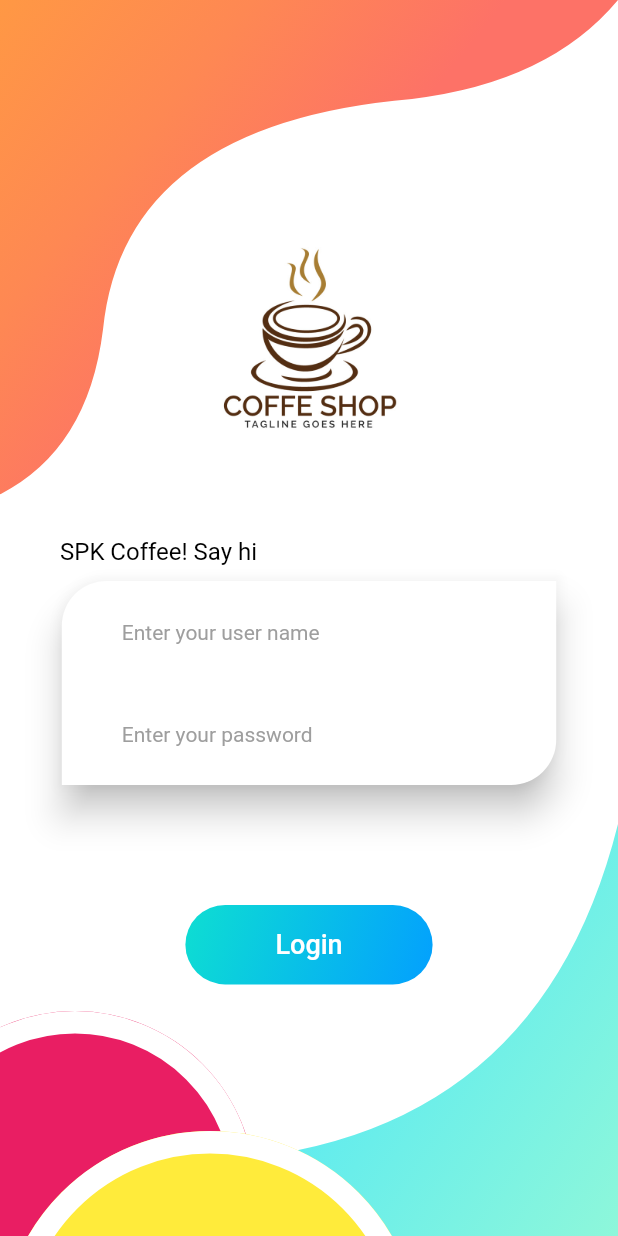
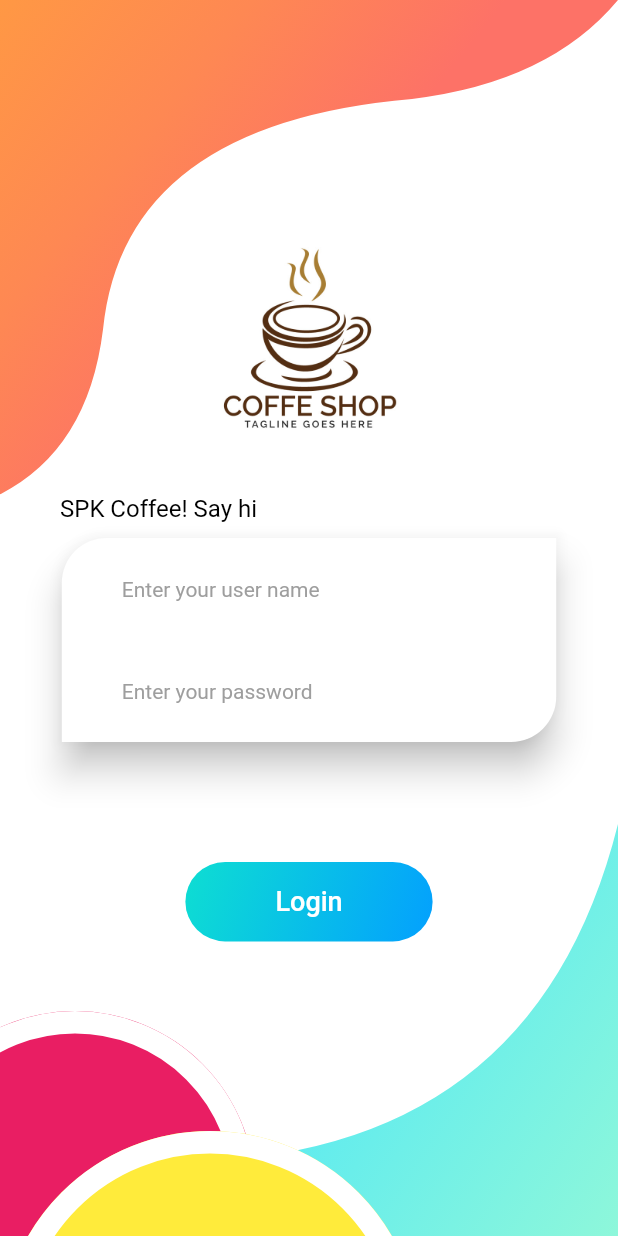
Before and after one commit to minhhieu023/PosAppCoffee, a Flutter app: the LoginScreen screen opened by its route, on a phone screen of 412 x 824 dp. Run offline on Flutter 3.47's test engine with Material 2 defaults, Android fonts, the phone set to English and light mode, and no system bars; our stand-ins replace auto_size_text, bubble_tab_indicator, datetime_picker_formfield, fl_chart, flutter_slidable, flutter_spinkit and 7 more; missing offline and left inert: dart:ffi, floating_action_bubble, fluid_bottom_nav_bar, screen_loader; accounts and stored records are empty; network calls fail.

Commit message:
fix keyboard conflict with widget
fix keyboard conflict with widget
add host

```diff
--- a/SPK_Coffee/lib/Components/LoginScreen/LoginUi.dart
+++ b/SPK_Coffee/lib/Components/LoginScreen/LoginUi.dart
@@ -23,7 +23,7 @@ class _LoginState extends State<Login> {
         children: <Widget>[
           Padding(
             padding:
-                EdgeInsets.only(top: MediaQuery.of(context).size.height / 2.3),
+                EdgeInsets.only(top: MediaQuery.of(context).size.height / 2.5),
           ),
           Column(
             children: <Widget>[
@@ -62,6 +62,7 @@ class _LoginState extends State<Login> {
                   ),
                 ],
               ),
+
               Padding(
                 padding: EdgeInsets.only(bottom: 50),
               ),
--- a/SPK_Coffee/lib/Services/Services.dart
+++ b/SPK_Coffee/lib/Services/Services.dart
@@ -18,7 +18,7 @@ import 'package:http/http.dart' as http;
 class ServiceManager {
   //final _href = 'http://hieuvm.xyz:8000';
 
-  final _href = 'http://192.168.1.106:8000';
+  final _href = 'http://hieuit.tech:8000';
   // final _href = 'https://caffeeshopbackend.herokuapp.com
 
   ServiceManager();
--- a/SPK_Coffee/lib/Services/SocketManager.dart
+++ b/SPK_Coffee/lib/Services/SocketManager.dart
@@ -2,7 +2,7 @@ import 'package:socket_io_client/socket_io_client.dart' as IO;
 import 'PlatformHandler.dart';
 
 class SocketManagement {
-  String _href = 'http://192.168.1.106:8000';
+  String _href = 'http://hieuit.tech:8000';
   IO.Socket socket;
   PlatformHandler _platformHandler = new PlatformHandler();
   createSocketConnection() {
```
